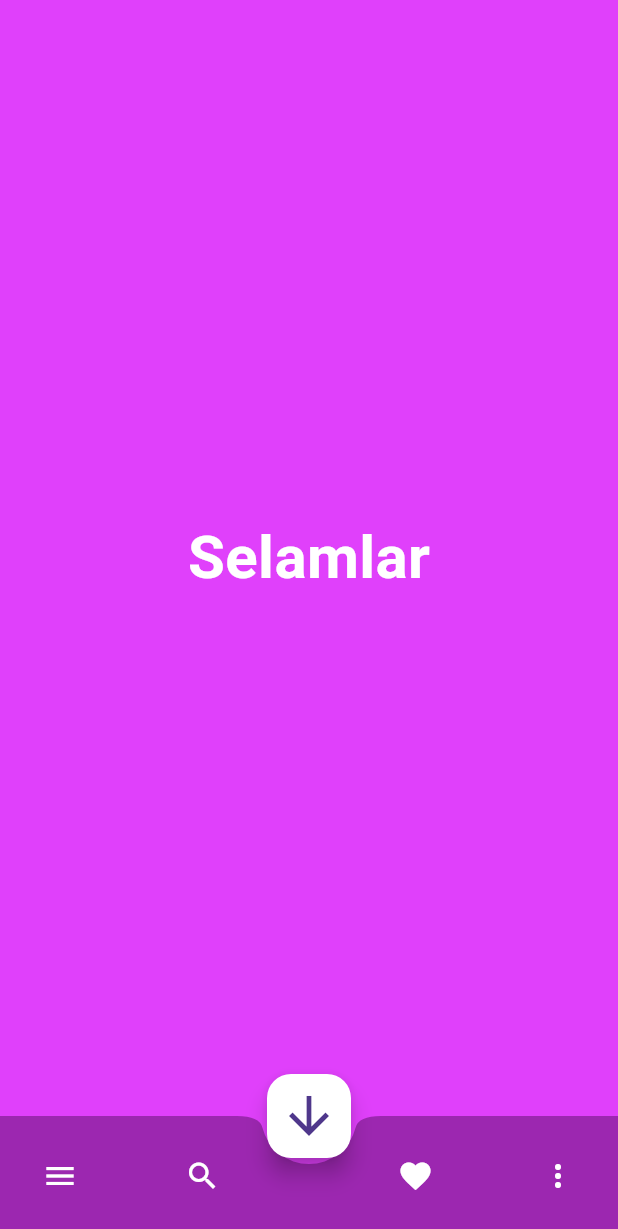
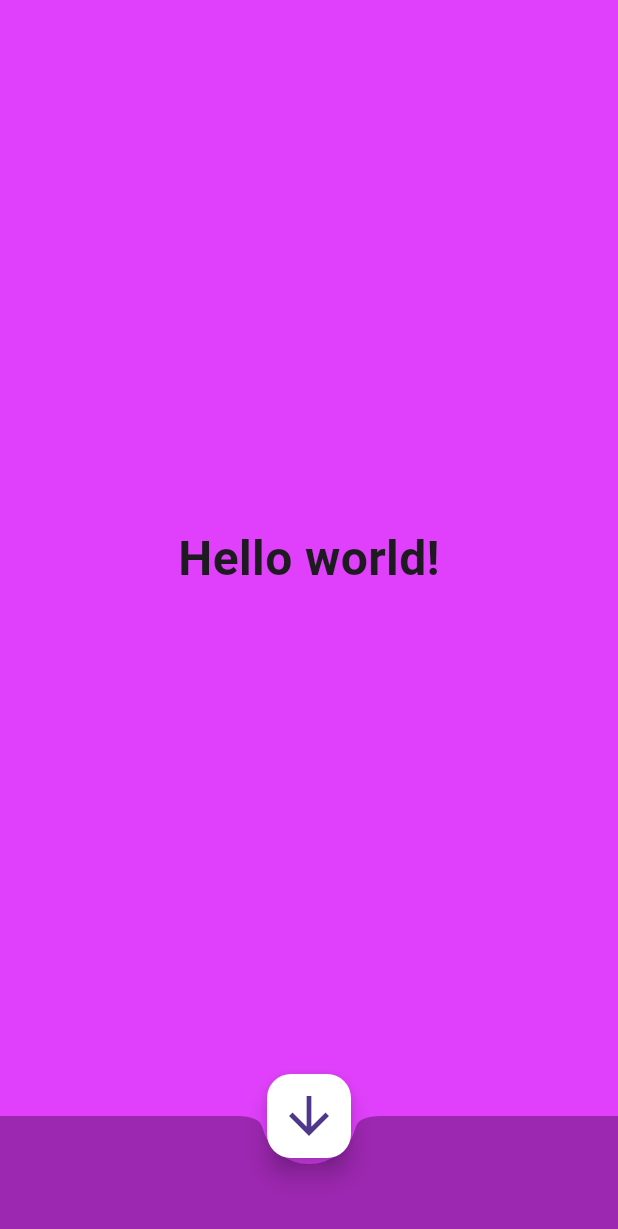
Before and after one commit to yas7ngzl0/vocafun, a Flutter app: the screen it shows after launch, after a tap on "KELİME TEKRARI", on a phone screen of 412 x 824 dp. Shown: the top 1229 px of the screen. Run offline on Flutter 3.47's test engine with Material 3 defaults, Android fonts, the phone set to English and light mode, and no system bars; drawn by our look-alikes of animated_text_kit; our stand-ins replace fluttertoast, shared_preferences, sqflite; accounts and stored records are empty; project files that could hold a hidden picture were left out.

```diff
--- /dev/null
+++ b/lib/word_repait/AnimatedFloatingActionButton.dart
@@ -0,0 +1,66 @@
+import 'package:flutter/cupertino.dart';
+import 'package:flutter/material.dart';
+
+class AnimatedFloatingActionButton extends StatefulWidget {
+  final VoidCallback onPressed;
+  final bool isExpanded;
+
+  const AnimatedFloatingActionButton({
+    required this.onPressed,
+    required this.isExpanded,
+  });
+
+  @override
+  _AnimatedFloatingActionButtonState createState() =>
+      _AnimatedFloatingActionButtonState();
+}
+
+class _AnimatedFloatingActionButtonState
+    extends State<AnimatedFloatingActionButton>
+    with SingleTickerProviderStateMixin {
+  late AnimationController _controller;
+  late Animation<double> _animation;
+
+  @override
+  void initState() {
+    super.initState();
+    _controller =
+        AnimationController(duration: Duration(milliseconds: 500), vsync: this);
+    _animation = Tween<double>(begin: 0.0, end: 1.0).animate(_controller);
+  }
+
+  @override
+  void didUpdateWidget(covariant AnimatedFloatingActionButton oldWidget) {
+    super.didUpdateWidget(oldWidget);
+    if (widget.isExpanded) {
+      _controller.forward();
+    } else {
+      _controller.reverse();
+    }
+  }
+
+  @override
+  void dispose() {
+    _controller.dispose();
+    super.dispose();
+  }
+
+
+  @override
+  Widget build(BuildContext context) {
+    return AnimatedBuilder(
+      animation: _animation,
+      builder: (context, child) {
+        return Transform.rotate(
+          angle: _animation.value * -3.14 / 2, // 180 derece (pi) döndürme
+          child: FloatingActionButton(
+            onPressed: widget.onPressed,
+            tooltip: 'Create',
+            child: Icon(Icons.arrow_downward, size: 40),
+            backgroundColor: Colors.white,
+          ),
+        );
+      },
+    );
+  }
+}
--- a/lib/word_repait/word_repait_screen.dart
+++ b/lib/word_repait/word_repait_screen.dart
@@ -1,4 +1,8 @@
+import 'package:animated_text_kit/animated_text_kit.dart';
 import 'package:flutter/material.dart';
+
+import 'AnimatedFloatingActionButton.dart';
+
 
 void main() {
   runApp(WordRepaitScreen());
@@ -28,46 +32,28 @@ class _WordRepaitScreenState extends State<WordRepaitScreen> {
                   : FloatingActionButtonLocation.centerDocked;
             });
           },
+
           isExpanded: _isExpanded,
         ),
         floatingActionButtonLocation: _fabLocation,
         bottomNavigationBar: BottomAppBar(
           color: Colors.purple,
           shape: CircularNotchedRectangle(),
-          child: Row(
-            mainAxisSize: MainAxisSize.max,
-            mainAxisAlignment: MainAxisAlignment.spaceBetween,
-            children: [
-              IconButton(
-                icon: Icon(Icons.menu, color: Colors.white),
-                onPressed: () {},
-              ),
-              IconButton(
-                icon: Icon(Icons.search, color: Colors.white),
-                onPressed: () {},
-              ),
-              SizedBox(),
-              IconButton(
-                icon: Icon(Icons.favorite, color: Colors.white),
-                onPressed: () {},
-              ),
-              IconButton(
-                icon: Icon(Icons.more_vert, color: Colors.white),
-                onPressed: () {},
-              ),
-            ],
-          ),
         ),
         body: Stack(
           children: [
             Center(
-              child: Text(
-                "Selamlar",
-                style: TextStyle(
-                  color: Colors.white,
-                  fontWeight: FontWeight.bold,
-                  fontSize: 40,
-                ),
+              child: AnimatedTextKit(
+                animatedTexts: [
+                  WavyAnimatedText(
+                    'Hello world!',
+                    textStyle: const TextStyle(
+                      fontSize: 32.0,
+                      fontWeight: FontWeight.bold,
+                    ),
+                    speed: const Duration(milliseconds: 2000),
+                  ),
+                ],
               ),
             ),
           ],
@@ -76,66 +62,3 @@ class _WordRepaitScreenState extends State<WordRepaitScreen> {
     );
   }
 }
-
-class AnimatedFloatingActionButton extends StatefulWidget {
-  final VoidCallback onPressed;
-  final bool isExpanded;
-
-  const AnimatedFloatingActionButton({
-    required this.onPressed,
-    required this.isExpanded,
-  });
-
-  @override
-  _AnimatedFloatingActionButtonState createState() =>
-      _AnimatedFloatingActionButtonState();
-}
-
-class _AnimatedFloatingActionButtonState
-    extends State<AnimatedFloatingActionButton>
-    with SingleTickerProviderStateMixin {
-  late AnimationController _controller;
-  late Animation<double> _animation;
-
-  @override
-  void initState() {
-    super.initState();
-    _controller =
-        AnimationController(duration: Duration(milliseconds: 500), vsync: this);
-    _animation = Tween<double>(begin: 0.0, end: 1.0).animate(_controller);
-  }
-
-  @override
-  void didUpdateWidget(covariant AnimatedFloatingActionButton oldWidget) {
-    super.didUpdateWidget(oldWidget);
-    if (widget.isExpanded) {
-      _controller.forward();
-    } else {
-      _controller.reverse();
-    }
-  }
-
-  @override
-  void dispose() {
-    _controller.dispose();
-    super.dispose();
-  }
-
-  @override
-  Widget build(BuildContext context) {
-    return AnimatedBuilder(
-      animation: _animation,
-      builder: (context, child) {
-        return Transform.rotate(
-          angle: _animation.value * -3.14 / 2, // 180 derece (pi) döndürme
-          child: FloatingActionButton(
-            onPressed: widget.onPressed,
-            tooltip: 'Create',
-            child: Icon(Icons.arrow_downward, size: 40),
-            backgroundColor: Colors.white,
-          ),
-        );
-      },
-    );
-  }
-}
--- a/pubspec.yaml
+++ b/pubspec.yaml
@@ -35,6 +35,7 @@ dependencies:
   fluttertoast: ^8.2.0
   cached_network_image: ^3.0.0
   shared_preferences: ^2.0.0
+  animated_text_kit: ^4.2.2
 
 
   # The following adds the Cupertino Icons font to your application.
```
Also changed, not shown: lib/word_repait/WordText.dart (added), pubspec.lock, 1 other file.
